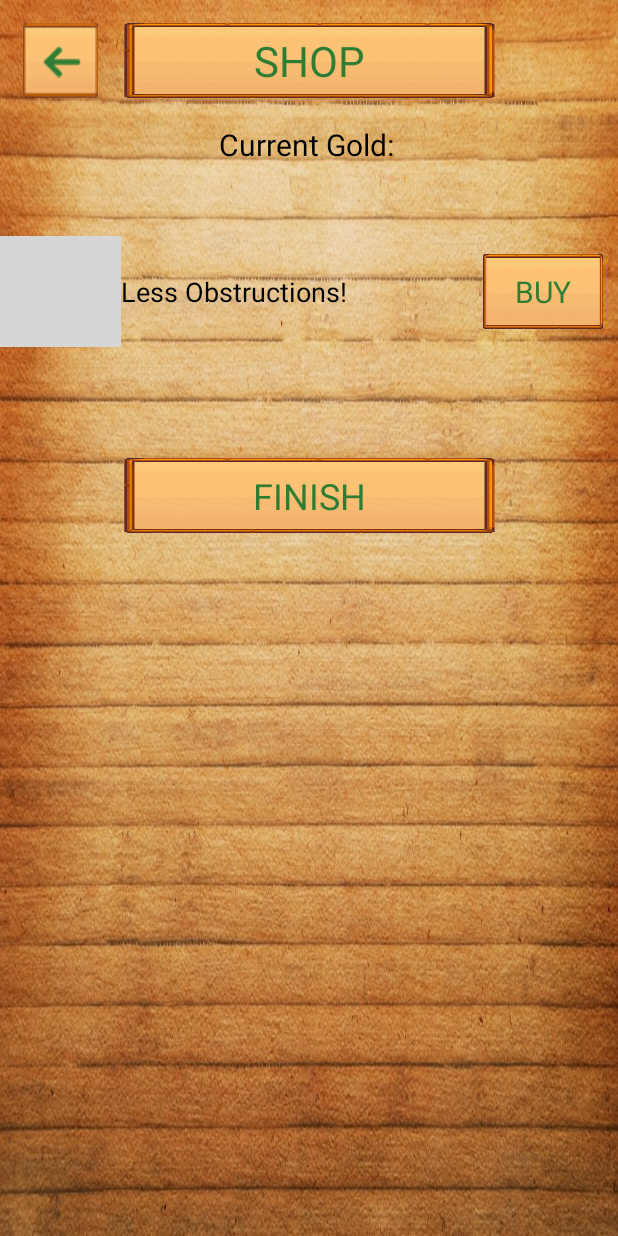
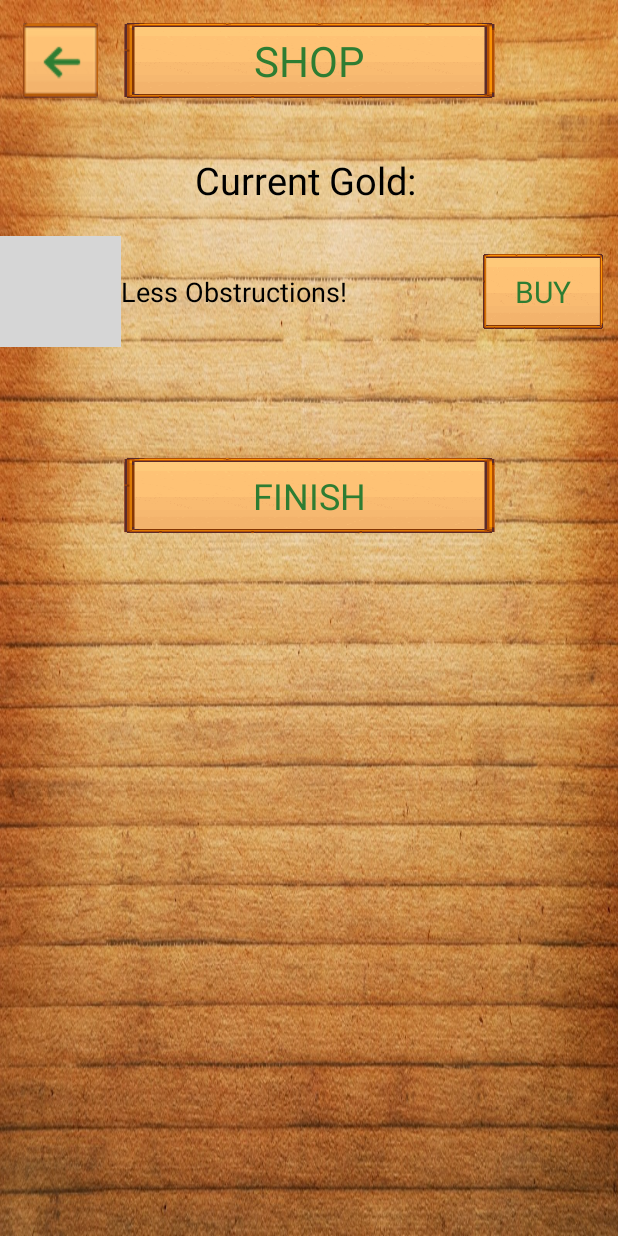
Before and after one commit to Secade/Flying-Potato, an Android app: the ShopActivity screen opened directly, with no data from a screen before it, on a phone screen of 412 x 824 dp. Run offline under Robolectric (Android 15) with nearby library versions, the phone set to English and light mode, and no system bars; our stand-ins replace Firebase (no records; nobody signed in at launch, a user with empty details on screens opened directly); Roboto replaces fonts that are not available here; grey boxes are pictures that could not be loaded.

Commit message:
doing stuff

```diff
--- a/app/src/main/java/com/example/flyingpotato/ShopActivity.java
+++ b/app/src/main/java/com/example/flyingpotato/ShopActivity.java
@@ -56,7 +56,7 @@ public class ShopActivity extends AppCompatActivity {
                 for(Users user: users){
                     if(user.getName().compareTo(pref.getString("username", "")) == 0){
                         System.out.println("GOTTEM GOLD");
-                        gold.setText(String.format("Current Gold: %.02f", user.getCash()));
+                        gold.setText(String.format("%.02f Gold", user.getCash()));
                     }
                 }
             }
--- a/app/src/main/res/layout/activity_shop.xml
+++ b/app/src/main/res/layout/activity_shop.xml
@@ -67,6 +67,7 @@
         android:weightSum="30">
 
         <LinearLayout
+            android:layout_marginTop="20dp"
             android:layout_width="match_parent"
             android:layout_height="match_parent"
             android:layout_weight="9"
@@ -80,7 +81,7 @@
                 android:text="Current Gold: "
                 android:textAlignment="center"
                 android:textColor="#000000"
-                android:textSize="20dp" />
+                android:textSize="25dp" />
         </LinearLayout>
 
         <LinearLayout
```
